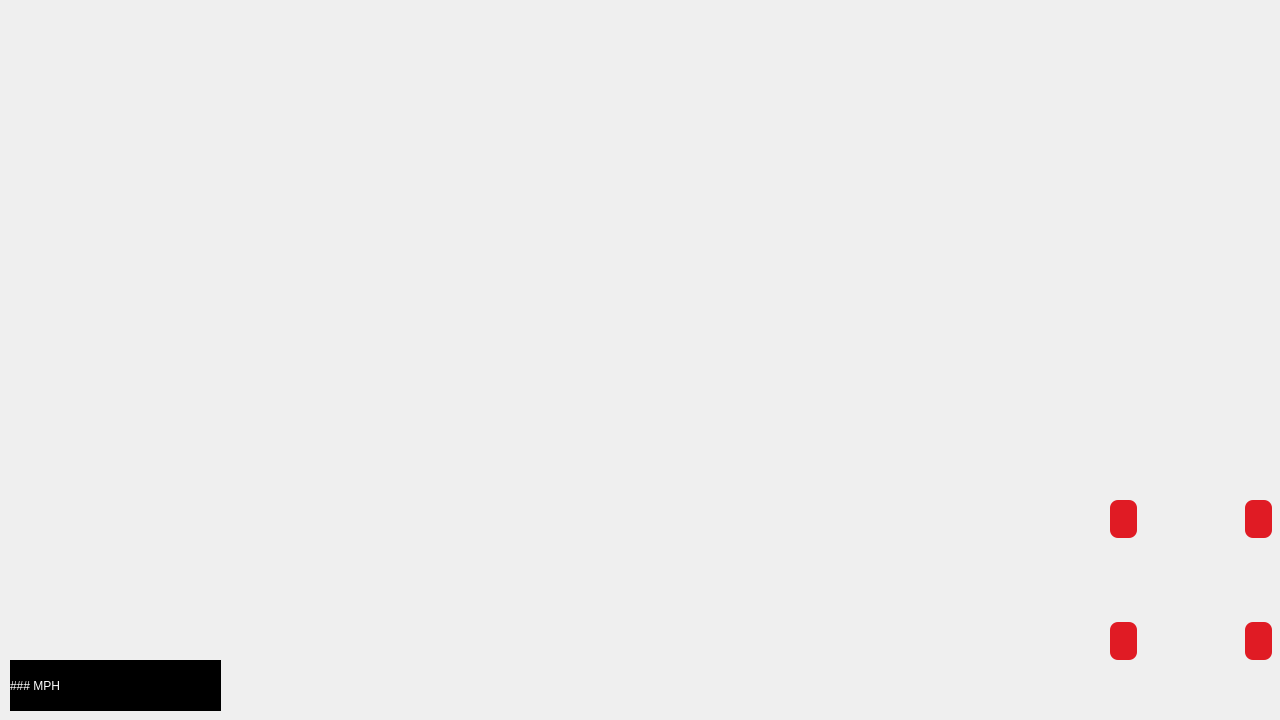
The window that lemun.ui (walked22/1UP) describes before a commit, drawn with Qt 5.
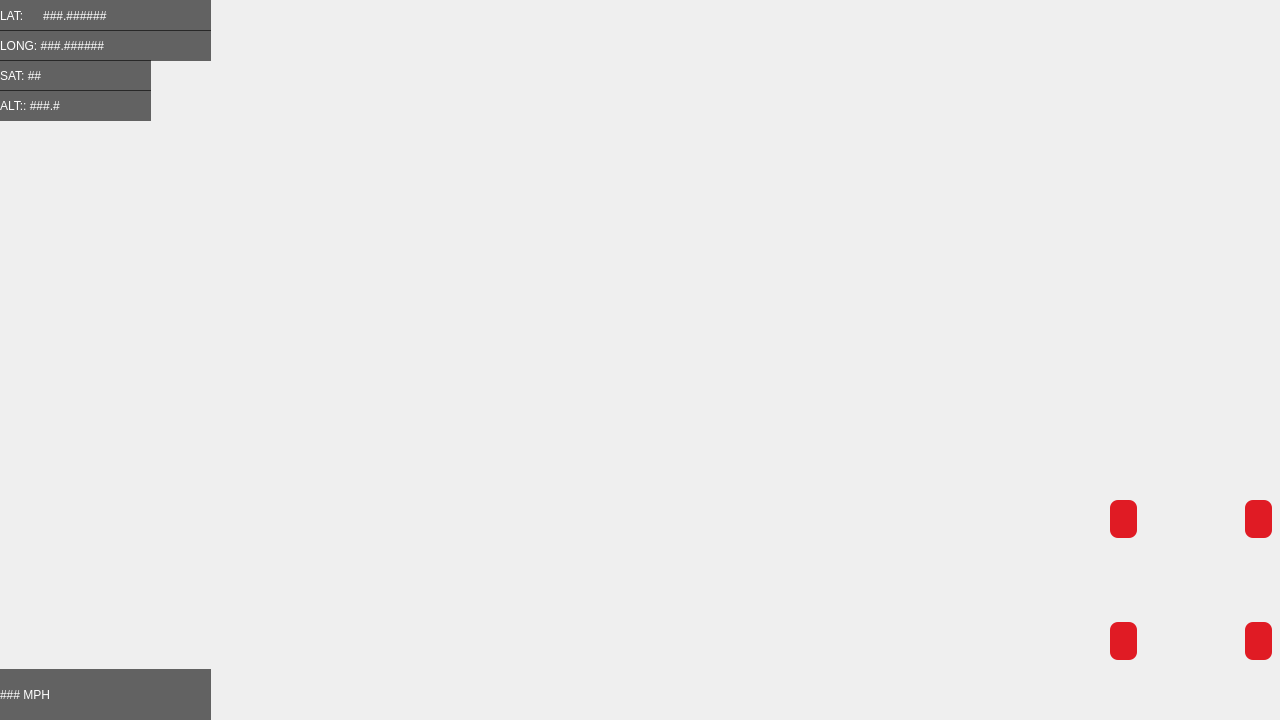
The same window after the commit. Icons and pictures are not drawn.

Commit message: added cool stuf

The edit to the form file:
```diff
--- a/lemun.ui
+++ b/lemun.ui
@@ -129,20 +129,88 @@
    <widget class="QLabel" name="label">
     <property name="geometry">
      <rect>
-      <x>10</x>
-      <y>660</y>
+      <x>0</x>
+      <y>669</y>
       <width>211</width>
       <height>51</height>
      </rect>
     </property>
     <property name="styleSheet">
-     <string notr="true">font: 700 italic 32pt &quot;System-ui&quot;;
-background-color: rgb(0, 0, 0);</string>
+     <string notr="true">font: 700 32pt &quot;System-ui&quot;;
+background-color: rgba(0, 0, 0, 150);</string>
     </property>
     <property name="text">
      <string>### MPH</string>
     </property>
    </widget>
+   <widget class="QLabel" name="latLabel">
+    <property name="geometry">
+     <rect>
+      <x>0</x>
+      <y>0</y>
+      <width>211</width>
+      <height>31</height>
+     </rect>
+    </property>
+    <property name="styleSheet">
+     <string notr="true">font: 700 16pt &quot;System-ui&quot;;
+background-color: rgba(0, 0, 0, 150);</string>
+    </property>
+    <property name="text">
+     <string>LAT:      ###.######</string>
+    </property>
+   </widget>
+   <widget class="QLabel" name="satLabel">
+    <property name="geometry">
+     <rect>
+      <x>0</x>
+      <y>60</y>
+      <width>151</width>
+      <height>31</height>
+     </rect>
+    </property>
+    <property name="styleSheet">
+     <string notr="true">font: 700 16pt &quot;System-ui&quot;;
+background-color: rgba(0, 0, 0, 150);</string>
+    </property>
+    <property name="text">
+     <string>SAT: ##</string>
+    </property>
+   </widget>
+   <widget class="QLabel" name="altLabel">
+    <property name="geometry">
+     <rect>
+      <x>0</x>
+      <y>90</y>
+      <width>151</width>
+      <height>31</height>
+     </rect>
+    </property>
+    <property name="styleSheet">
+     <string notr="true">font: 700 16pt &quot;System-ui&quot;;
+background-color: rgba(0, 0, 0, 150);</string>
+    </property>
+    <property name="text">
+     <string>ALT:: ###.#</string>
+    </property>
+   </widget>
+   <widget class="QLabel" name="longLabel">
+    <property name="geometry">
+     <rect>
+      <x>0</x>
+      <y>30</y>
+      <width>211</width>
+      <height>31</height>
+     </rect>
+    </property>
+    <property name="styleSheet">
+     <string notr="true">font: 700 16pt &quot;System-ui&quot;;
+background-color: rgba(0, 0, 0, 150);</string>
+    </property>
+    <property name="text">
+     <string>LONG: ###.######</string>
+    </property>
+   </widget>
   </widget>
  </widget>
  <resources/>
```
Left out of the diff: 2 changed lines with no effect on the pictures. The commit also changes 1 other file.
